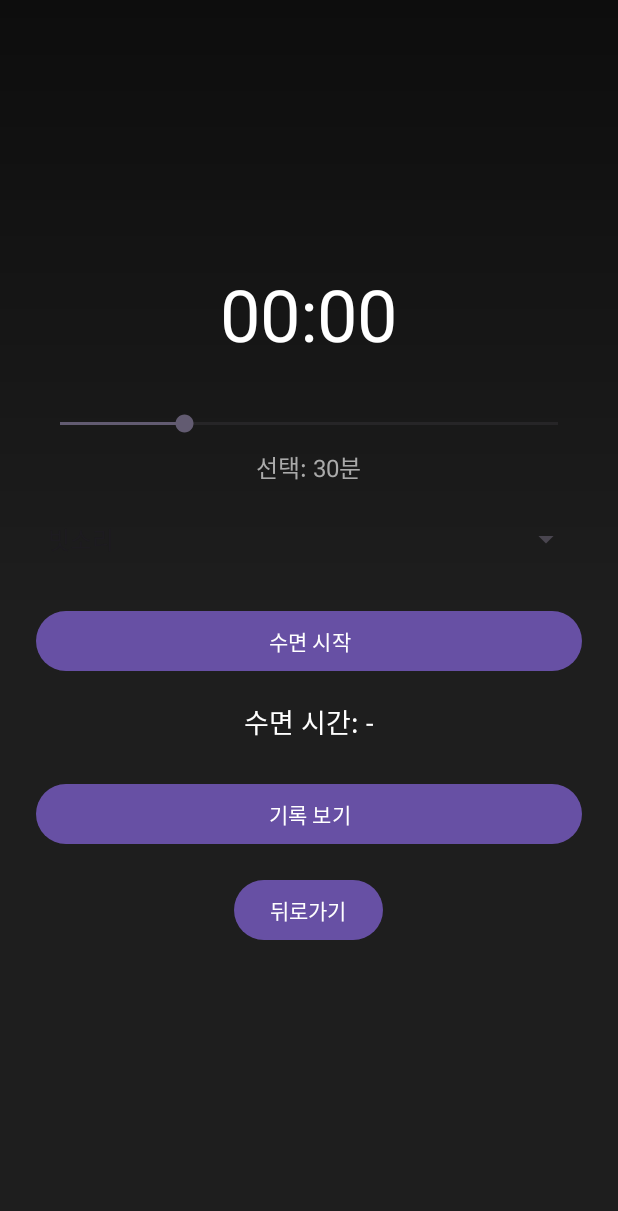
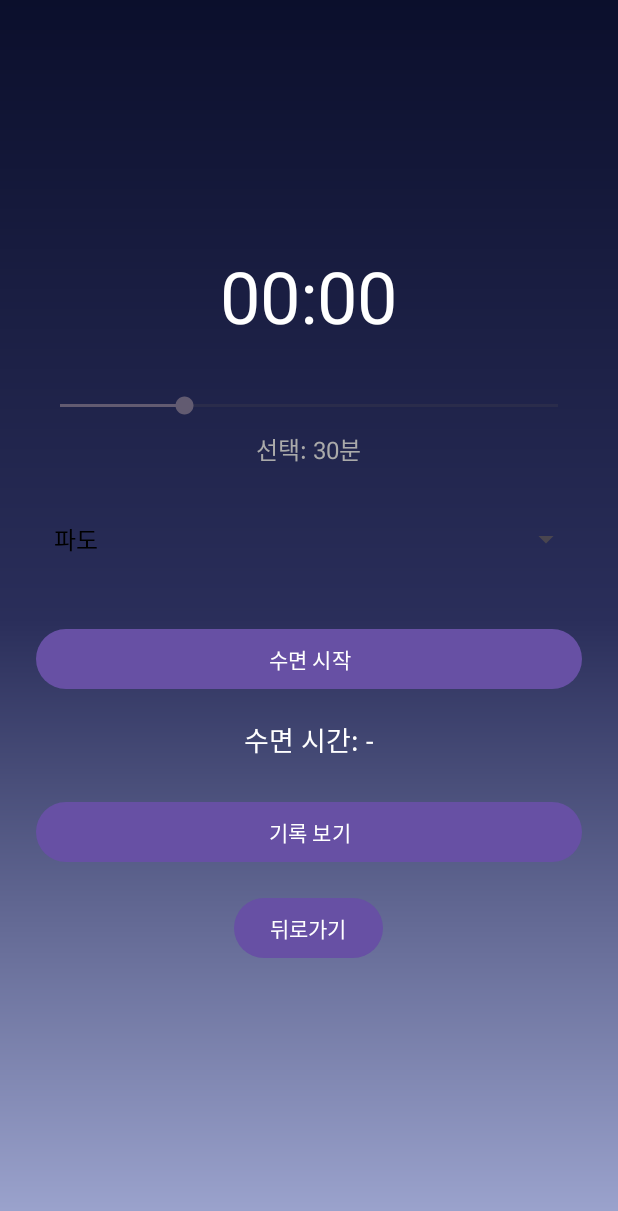
Before and after one commit to jeongdonghyeon/DreamTraker, an Android app: the SleepTimerActivity screen opened directly, with no data from a screen before it, on a phone screen of 412 x 824 dp. Shown: the top 1211 px of the screen. Run offline under Robolectric (Android 15) with nearby library versions, the phone set to English and light mode, and no system bars.

Commit message:
Add sleep_chart.xml, Spalsh 화면 구성(branch: Main)

```diff
--- a/app/build.gradle.kts
+++ b/app/build.gradle.kts
@@ -40,4 +40,5 @@ dependencies {
     testImplementation(libs.junit)
     androidTestImplementation(libs.ext.junit)
     androidTestImplementation(libs.espresso.core)
+    implementation("com.github.PhilJay:MPAndroidChart:v3.1.0")
 }
--- a/app/src/main/java/kr/co/example/dreamtraker/SleepTimerActivity.java
+++ b/app/src/main/java/kr/co/example/dreamtraker/SleepTimerActivity.java
@@ -49,10 +49,15 @@ public class SleepTimerActivity extends AppCompatActivity {
         spinnerSound = findViewById(R.id.spinnerSound);
 
         // Spinner 설정
-        String[] sounds = {"빗소리", "파도소리"};
-        ArrayAdapter<String> adapter = new ArrayAdapter<>(this, android.R.layout.simple_spinner_item, sounds);
-        adapter.setDropDownViewResource(android.R.layout.simple_spinner_dropdown_item);
+        String[] sounds = {"파도", "자연"};
+        ArrayAdapter<String> adapter = new ArrayAdapter<>(
+                this,
+                R.layout.spinner_item,
+                sounds
+        );
+        adapter.setDropDownViewResource(R.layout.spinner_item);
         spinnerSound.setAdapter(adapter);
+
 
         // SeekBar 이벤트
         seekBarTime.setOnSeekBarChangeListener(new SeekBar.OnSeekBarChangeListener() {
@@ -82,7 +87,7 @@ public class SleepTimerActivity extends AppCompatActivity {
         startTimeMillis = System.currentTimeMillis();
 
         String selectedSound = spinnerSound.getSelectedItem().toString();
-        int soundRes = selectedSound.equals("빗소리") ? R.raw.nature : R.raw.sea_waves;
+        int soundRes = selectedSound.equals("파도") ? R.raw.nature : R.raw.sea_waves;
 
         mediaPlayer = MediaPlayer.create(this, soundRes);
         mediaPlayer.setLooping(true);
--- a/app/src/main/res/drawable/background_gradient.xml
+++ b/app/src/main/res/drawable/background_gradient.xml
@@ -4,9 +4,9 @@
 
     <gradient
         android:angle="270"
-        android:startColor="#0D0D0D"
-        android:centerColor="#1E1E1E"
-        android:endColor="#1E1E1E"
+        android:startColor="#0B0F2C"
+        android:centerColor="#2A2E5A"
+        android:endColor="#9FA7D1"
         android:type="linear" />
 
 </shape>
--- a/app/src/main/res/drawable/button_gradient.xml
+++ b/app/src/main/res/drawable/button_gradient.xml
@@ -4,9 +4,9 @@
 
     <gradient
         android:angle="270"
-        android:startColor="#FFFFFF"
-        android:centerColor="#c8c8c8"
-        android:endColor="#cccccc"
+        android:startColor="#EEFDFF"
+        android:centerColor="#FFFFFF"
+        android:endColor="#E6F0FF"
         android:type="linear" />
 
 </shape>
--- a/app/src/main/res/layout/activity_music.xml
+++ b/app/src/main/res/layout/activity_music.xml
@@ -18,7 +18,7 @@
 
     <Button
         android:id="@+id/btnNature"
-        android:text="자연 소리 재생"
+        android:text="잔잔한 물결"
         android:textAllCaps="false"
         android:backgroundTint="#6A5ACD"
         android:textColor="#FFFFFF"
@@ -30,7 +30,7 @@
 
     <Button
         android:id="@+id/btnSea"
-        android:text="파도 소리 재생"
+        android:text="어두운 자연"
         android:textAllCaps="false"
         android:backgroundTint="#6A5ACD"
         android:textColor="#FFFFFF"
--- a/app/src/main/res/layout/activity_sleep_timer.xml
+++ b/app/src/main/res/layout/activity_sleep_timer.xml
@@ -1,21 +1,20 @@
 <?xml version="1.0" encoding="utf-8"?>
-<LinearLayout
-    xmlns:android="http://schemas.android.com/apk/res/android"
+<LinearLayout xmlns:android="http://schemas.android.com/apk/res/android"
+    android:layout_width="match_parent"
+    android:layout_height="match_parent"
+    android:background="@drawable/background_gradient"
+    android:gravity="center"
     android:orientation="vertical"
-    android:gravity="center"
-    android:padding="24dp"
-    android:background="@drawable/background_gradient"
-    android:layout_width="match_parent"
-    android:layout_height="match_parent">
+    android:padding="24dp">
 
     <TextView
         android:id="@+id/tvTimer"
+        android:layout_width="wrap_content"
+        android:layout_height="wrap_content"
+        android:layout_marginBottom="32dp"
         android:text="00:00"
         android:textColor="#FFFFFF"
-        android:textSize="48sp"
-        android:layout_marginBottom="32dp"
-        android:layout_width="wrap_content"
-        android:layout_height="wrap_content" />
+        android:textSize="48sp" />
 
     <SeekBar
         android:id="@+id/seekBarTime"
@@ -26,51 +25,52 @@
 
     <TextView
         android:id="@+id/tvSelectedTime"
+        android:layout_width="wrap_content"
+        android:layout_height="wrap_content"
+        android:layout_marginTop="8dp"
         android:text="선택: 30분"
         android:textColor="#AAAAAA"
-        android:textSize="16sp"
-        android:layout_marginTop="8dp"
-        android:layout_width="wrap_content"
-        android:layout_height="wrap_content" />
+        android:textSize="16sp" />
 
     <Spinner
         android:id="@+id/spinnerSound"
         android:layout_width="match_parent"
         android:layout_height="wrap_content"
+        android:textColor="#AAAAAA"
         android:layout_marginTop="24dp" />
 
     <Button
         android:id="@+id/btnStart"
-        android:text="수면 시작"
         android:layout_width="match_parent"
         android:layout_height="wrap_content"
-        android:layout_marginTop="32dp" />
+        android:layout_marginTop="32dp"
+        android:text="수면 시작" />
 
 
     <TextView
         android:id="@+id/tvSleepDuration"
+        android:layout_width="wrap_content"
+        android:layout_height="wrap_content"
+        android:layout_marginTop="16dp"
         android:text="수면 시간: -"
-        android:textSize="18sp"
         android:textColor="#FFFFFF"
-        android:layout_marginTop="16dp"
-        android:layout_width="wrap_content"
-        android:layout_height="wrap_content" />
+        android:textSize="18sp" />
 
     <Button
         android:id="@+id/btnViewHistory"
-        android:text="기록 보기"
+        android:layout_width="match_parent"
+        android:layout_height="wrap_content"
         android:layout_marginTop="24dp"
-        android:layout_width="match_parent"
-        android:layout_height="wrap_content" />
+        android:text="기록 보기" />
 
     <Button
         android:id="@+id/btnBack"
         android:layout_width="wrap_content"
         android:layout_height="wrap_content"
-        android:text="뒤로가기"
+        android:layout_alignParentStart="true"
+        android:layout_alignParentTop="true"
         android:layout_margin="16dp"
-        android:layout_alignParentStart="true"
-        android:layout_alignParentTop="true"/>
+        android:text="뒤로가기" />
 
 
 </LinearLayout>
--- /dev/null
+++ b/app/src/main/res/layout/spinner_item.xml
@@ -0,0 +1,7 @@
+<?xml version="1.0" encoding="utf-8"?>
+<TextView xmlns:android="http://schemas.android.com/apk/res/android"
+    android:layout_width="match_parent"
+    android:layout_height="wrap_content"
+    android:textColor="#000000"
+    android:textSize="16sp"
+    android:padding="12dp" />
--- a/gradle/libs.versions.toml
+++ b/gradle/libs.versions.toml
@@ -1,5 +1,5 @@
 [versions]
-agp = "8.9.1"
+agp = "8.6.0"
 junit = "4.13.2"
 junitVersion = "1.3.0"
 espressoCore = "3.7.0"
--- a/settings.gradle.kts
+++ b/settings.gradle.kts
@@ -16,8 +16,10 @@ dependencyResolutionManagement {
     repositories {
         google()
         mavenCentral()
+        maven { url = uri("https://jitpack.io") }
     }
 }
 
+
 rootProject.name = "DreamTraker"
 include(":app")
```
Also changed, not shown: app/src/main/AndroidManifest.xml (+14 -5 lines), app/src/main/java/kr/co/example/dreamtraker/MainActivity.java (+10 -6 lines), app/src/main/java/kr/co/example/dreamtraker/SplashActivity.java (added, +37 -0 lines), app/src/main/java/kr/co/example/dreamtraker/StatsActivity.java (added, +77 -0 lines), app/src/main/res/layout/activity_main.xml (+8 -13 lines), app/src/main/res/layout/activity_splash.xml (added, +32 -0 lines), app/src/main/res/layout/sleep_chart.xml (added, +90 -0 lines), app/src/main/res/layout/spinner_dropdown_item.xml (added, +7 -0 lines), 2 other files.
